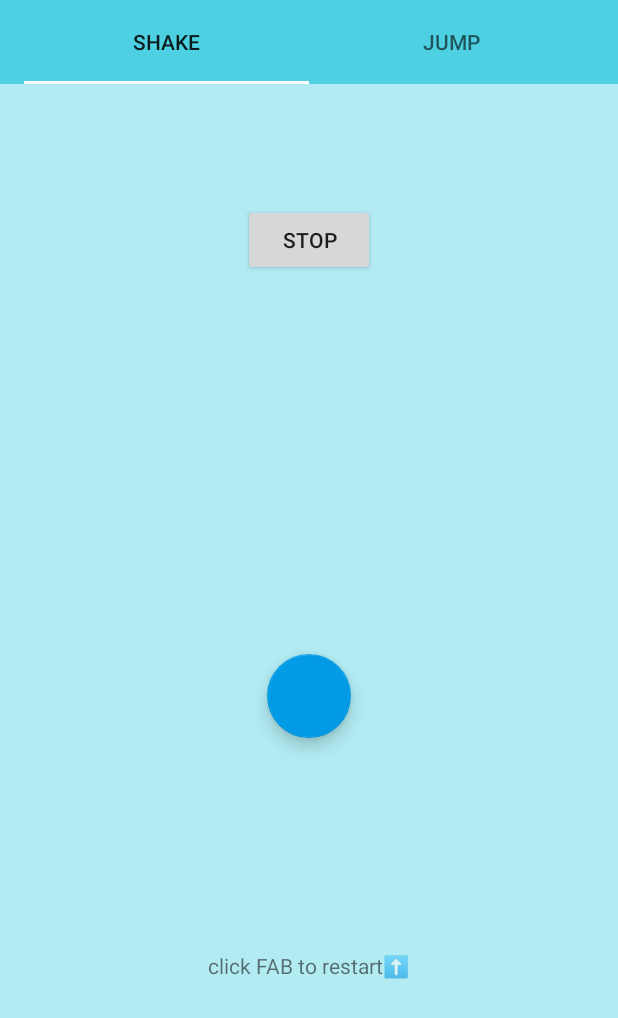
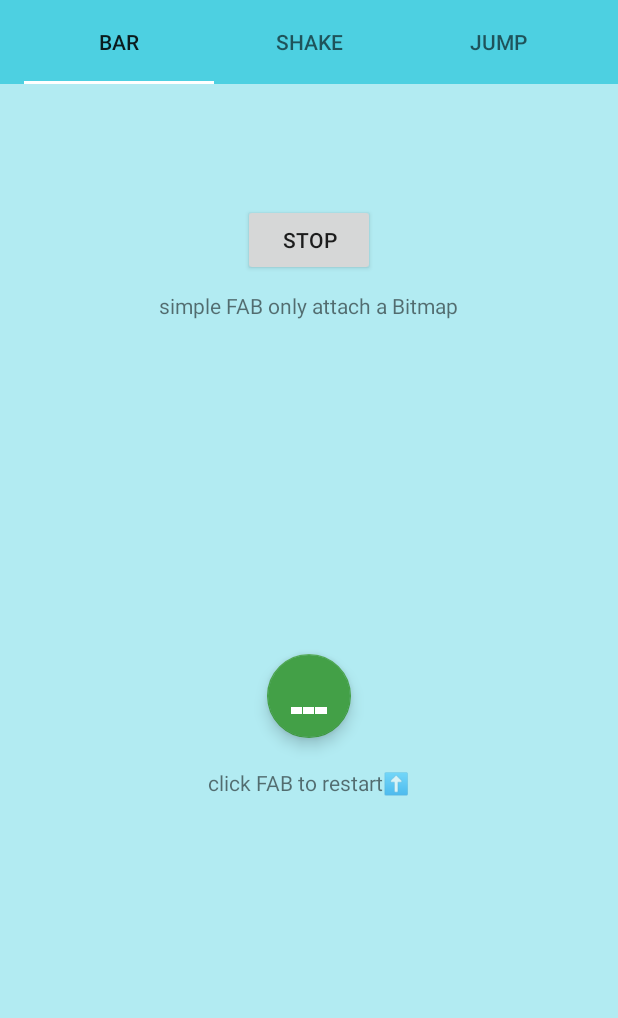
Before and after one commit to qs-lll/FabActionAnimations, an Android app: the screen it shows after launch (MainActivity), after a tap on "STOP", on a phone screen of 412 x 824 dp. Shown: the top 1018 px of the screen. Run offline under Robolectric (Android 15) with nearby library versions, the phone set to English and light mode, and no system bars.

Commit message:
😏simple Factory added

```diff
--- a/app/src/main/java/com/qslll/fabactionanimation/MainActivity.java
+++ b/app/src/main/java/com/qslll/fabactionanimation/MainActivity.java
@@ -11,6 +11,7 @@ import android.view.View;
 
 import com.qslll.fabactionanimation.fragments.JumpFragment;
 import com.qslll.fabactionanimation.fragments.ShakeFragment;
+import com.qslll.fabactionanimation.fragments.SimpleBarFragment;
 import com.qslll.library.fabs.QsJumpFab;
 import com.qslll.library.fabs.QsShakeFab;
 
@@ -41,6 +42,11 @@ public class MainActivity extends AppCompatActivity {
         ViewPager viewPager = (ViewPager) findViewById(R.id.viewPager);
         List<Fragment> fragments = new ArrayList<>();
 
+        Bundle barBundle = new Bundle();
+        barBundle.putString("title", "bar");
+        SimpleBarFragment barFragment = new SimpleBarFragment();
+        barFragment.setArguments(barBundle);
+
         Bundle shakeBundle = new Bundle();
         shakeBundle.putString("title", "shake");
         ShakeFragment shakeFragment = new ShakeFragment();
@@ -51,6 +57,7 @@ public class MainActivity extends AppCompatActivity {
         JumpFragment jumpFragment = new JumpFragment();
         jumpFragment.setArguments(jumpBundle);
 
+        fragments.add(barFragment);
         fragments.add(shakeFragment);
         fragments.add(jumpFragment);
 
--- /dev/null
+++ b/app/src/main/java/com/qslll/fabactionanimation/fragments/SimpleBarFragment.java
@@ -0,0 +1,53 @@
+package com.qslll.fabactionanimation.fragments;
+
+
+import android.animation.AnimatorSet;
+import android.graphics.Color;
+import android.os.Bundle;
+import android.support.design.widget.FloatingActionButton;
+import android.support.v4.app.Fragment;
+import android.view.LayoutInflater;
+import android.view.View;
+import android.view.ViewGroup;
+
+import com.qslll.fabactionanimation.R;
+import com.qslll.library.fabs.simple.QsBarController;
+import com.qslll.library.fabs.simple.QsFabFactory;
+
+/**
+ * A simple {@link Fragment} subclass.
+ */
+public class SimpleBarFragment extends Fragment {
+
+
+
+    public SimpleBarFragment() {
+        // Required empty public constructor
+    }
+
+
+    @Override
+    public View onCreateView(LayoutInflater inflater, ViewGroup container,
+                             Bundle savedInstanceState) {
+        // Inflate the layout for this fragment
+        View inflate = inflater.inflate(R.layout.fragment_simple_bar, container, false);
+        FloatingActionButton fab = (FloatingActionButton) inflate.findViewById(R.id.fab);
+        final QsFabFactory qsFabFactory = QsFabFactory.loadControl(fab, new QsBarController(), Color.WHITE);
+        qsFabFactory.start(-1);
+
+        fab.setOnClickListener(new View.OnClickListener() {
+            @Override
+            public void onClick(View v) {
+                qsFabFactory.start(-1);
+            }
+        });
+        inflate.findViewById(R.id.button).setOnClickListener(new View.OnClickListener() {
+            @Override
+            public void onClick(View v) {
+                qsFabFactory.stop();
+            }
+        });
+        return inflate;
+    }
+
+}
--- /dev/null
+++ b/app/src/main/res/layout/fragment_simple_bar.xml
@@ -0,0 +1,43 @@
+<?xml version="1.0" encoding="utf-8"?>
+<RelativeLayout xmlns:android="http://schemas.android.com/apk/res/android"
+    xmlns:tools="http://schemas.android.com/tools"
+    android:layout_width="match_parent"
+    android:layout_height="match_parent"
+    xmlns:app="http://schemas.android.com/apk/res-auto"
+    android:background="#B2EBF2"
+    android:paddingBottom="@dimen/activity_vertical_margin"
+    android:paddingLeft="@dimen/activity_horizontal_margin"
+    android:paddingRight="@dimen/activity_horizontal_margin"
+    android:paddingTop="@dimen/activity_vertical_margin"
+    tools:context="com.qslll.fabactionanimation.MainActivity">
+
+    <Button
+        android:id="@+id/button"
+        android:layout_width="wrap_content"
+        android:layout_height="wrap_content"
+        android:layout_centerHorizontal="true"
+        android:text="stop" />
+    <TextView
+        android:layout_marginTop="10dp"
+        android:text="simple FAB only attach a Bitmap"
+        android:layout_below="@id/button"
+        android:layout_centerHorizontal="true"
+        android:layout_width="wrap_content"
+        android:layout_height="wrap_content" />
+
+    <android.support.design.widget.FloatingActionButton
+        android:id="@+id/fab"
+        app:backgroundTint="#43A047"
+        android:layout_centerInParent="true"
+        android:layout_width="wrap_content"
+        android:layout_height="wrap_content" />
+
+    <TextView
+        android:layout_width="wrap_content"
+        android:layout_height="wrap_content"
+        android:layout_below="@+id/fab"
+        android:layout_centerHorizontal="true"
+        android:layout_marginTop="20dp"
+        android:text="click FAB to restart⬆️" />
+
+</RelativeLayout>
--- a/library/src/main/java/com/qslll/library/fabs/QsBaseFab.java
+++ b/library/src/main/java/com/qslll/library/fabs/QsBaseFab.java
@@ -68,6 +68,7 @@ public abstract class QsBaseFab extends ViewGroup {
                     animation.start();
                 }
             }
+
         });
         mAnimatorSet.start();
     }
--- /dev/null
+++ b/library/src/main/java/com/qslll/library/fabs/simple/QsBarController.java
@@ -0,0 +1,95 @@
+package com.qslll.library.fabs.simple;
+
+import android.graphics.Bitmap;
+import android.graphics.Canvas;
+import android.graphics.Color;
+import android.graphics.Paint;
+import android.graphics.PorterDuff;
+
+import java.util.Random;
+
+/**
+ * Created by Qs on 16/5/26.
+ */
+public class QsBarController extends QsBaseController {
+    private final int space = 2;
+    private final long durtion = 300;
+    private int bitmapW, bitmapH;
+    private int defaultHeight = 10;
+    private int minH;
+
+    int h1, h2, h3; //rect hight
+    int lastH1, lastH2, lastH3; //last rect hight
+    int weight; //rect weight
+    private Bitmap bitmap;
+    private Canvas canvas;
+    private Paint paint = new Paint();
+
+    @Override
+    public void init(int bitmapH, int bitmapW) {
+        this.bitmapW = bitmapW;
+        this.bitmapH = bitmapH;
+
+        if (bitmap == null) {
+            bitmap = Bitmap.createBitmap(bitmapW, bitmapW, Bitmap.Config.ARGB_8888);
+            canvas = new Canvas(bitmap);
+        }
+
+        if (lastH1 != 0) {
+            lastH1 = h1;
+            lastH2 = h2;
+            lastH3 = h3;
+        }
+        h1 = new Random().nextInt(bitmapH);
+        h2 = new Random().nextInt(bitmapH);
+        h3 = new Random().nextInt(bitmapH);
+        minH = bitmapH / 5;//minHight
+        weight = (bitmapW - 4) / 3;
+
+        defaultHeight = bitmapH / 5;
+        if (lastH1 == 0) {
+            lastH1 = defaultHeight;
+            lastH2 = defaultHeight;
+            lastH3 = defaultHeight;
+        }
+    }
+
+    @Override
+    public Bitmap draw(float rate, int color) {
+        canvas.drawColor(Color.TRANSPARENT, PorterDuff.Mode.CLEAR);
+        paint.setAntiAlias(true);
+        paint.setColor(color);
+        //1
+        canvas.drawRect(0, bitmapH - Math.max(minH, lastH1 + (h1 - lastH1) * rate), weight, bitmapH, paint);
+        //2
+        canvas.drawRect(weight + space, bitmapH - Math.max(minH, lastH2 + (h2 - lastH2) * rate), weight * 2 + space, bitmapH, paint);
+        //3
+        canvas.drawRect(weight * 2 + space * 2, bitmapH - Math.max(minH, lastH3 + (h3 - lastH3) * rate), bitmapW, bitmapH, paint);
+        return bitmap;
+    }
+
+    @Override
+    public Bitmap drawDefault(int color) {
+        canvas.drawColor(Color.TRANSPARENT, PorterDuff.Mode.CLEAR);
+        paint.setAntiAlias(true);
+        paint.setColor(color);
+        //1
+        canvas.drawRect(0, bitmapH - defaultHeight, weight, bitmapH, paint);
+        //2
+        canvas.drawRect(weight + space, bitmapH - defaultHeight, weight * 2 + space, bitmapH, paint);
+        //3
+        canvas.drawRect(weight * 2 + space * 2, bitmapH - defaultHeight, bitmapW, bitmapH, paint);
+        if (lastH1 != defaultHeight) {
+            lastH1 = defaultHeight;
+            lastH2 = defaultHeight;
+            lastH3 = defaultHeight;
+        }
+        return bitmap;
+    }
+
+    //循环一次动画的时间
+    @Override
+    public long getDurtion() {
+        return durtion;
+    }
+}
--- /dev/null
+++ b/library/src/main/java/com/qslll/library/fabs/simple/QsBaseController.java
@@ -0,0 +1,23 @@
+package com.qslll.library.fabs.simple;
+
+import android.graphics.Bitmap;
+
+/**
+ * Created by Qs on 16/5/26.
+ */
+public abstract class QsBaseController {
+
+    public QsBaseController() {
+
+    }
+
+    public abstract void init(int bitmapH, int bitmapW);
+
+    public abstract Bitmap draw(float rate,int color);
+
+    public abstract Bitmap drawDefault(int color);
+
+    public abstract long getDurtion();
+
+
+}
--- /dev/null
+++ b/library/src/main/java/com/qslll/library/fabs/simple/QsFabFactory.java
@@ -0,0 +1,85 @@
+package com.qslll.library.fabs.simple;
+
+import android.animation.Animator;
+import android.animation.AnimatorListenerAdapter;
+import android.animation.ObjectAnimator;
+import android.animation.ValueAnimator;
+import android.graphics.Bitmap;
+import android.support.design.widget.FloatingActionButton;
+
+/**
+ * Created by Qs on 16/5/26.
+ */
+public class QsFabFactory {
+    private int color;
+
+    private QsBaseController control;
+    private FloatingActionButton floatingActionButton;
+    private ValueAnimator valueAnimator;
+    private int currentCount = 0; //循环次数
+
+    public static QsFabFactory loadControl(FloatingActionButton fab, QsBaseController control, int color) {
+        return new QsFabFactory(fab, control, color);
+    }
+
+    public QsFabFactory(FloatingActionButton floatingActionButton, QsBaseController control, int color) {
+        this.floatingActionButton = floatingActionButton;
+        this.control = control;
+        this.color = color;
+        floatingActionButton.measure(0, 0);
+        control.init(floatingActionButton.getMeasuredHeight(), floatingActionButton.getMeasuredWidth());
+        setupFab(control.drawDefault(color));
+        valueAnimator = ObjectAnimator.ofFloat(0, 1);
+        valueAnimator.setDuration(control.getDurtion());
+
+        valueAnimator.addUpdateListener(new ValueAnimator.AnimatorUpdateListener() {
+            @Override
+            public void onAnimationUpdate(ValueAnimator animation) {
+                float rate = (float) animation.getAnimatedValue();
+                setupFab(QsFabFactory.this.control.draw(rate, QsFabFactory.this.color));
+            }
+        });
+        valueAnimator.setStartDelay(10);
+        valueAnimator.addListener(new AnimatorListenerAdapter() {
+            @Override
+            public void onAnimationEnd(final Animator animation) {
+                super.onAnimationEnd(animation);
+                if (--currentCount > 0) {
+                    QsFabFactory.this.control.init(QsFabFactory.this.floatingActionButton.getMeasuredHeight(), QsFabFactory.this.floatingActionButton.getMeasuredWidth());
+                    animation.start();
+                } else {
+                    setupFab(QsFabFactory.this.control.drawDefault(QsFabFactory.this.color));
+                }
+            }
+        });
+    }
+
+    public void setColor(int color) {
+        this.color = color;
+
+    }
+
+    public void start() {
+        start(1);
+    }
+
+    public void start(int count) {
+        if (count == ValueAnimator.INFINITE)
+            currentCount = 999999;
+        else
+            currentCount = count;
+
+
+        valueAnimator.start();
+    }
+
+    public void stop() {
+        currentCount = 0;
+//        control.drawDefault(color);
+    }
+
+    private void setupFab(Bitmap bitmap) {
+        floatingActionButton.setImageBitmap(bitmap);
+    }
+
+}
```
Also changed, not shown: 2 other files.
